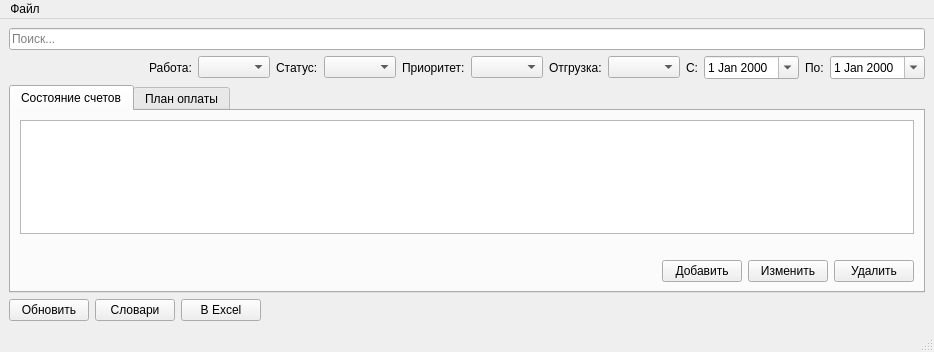
igrekus/billplan, file mainwindow.ui: the form before one commit.
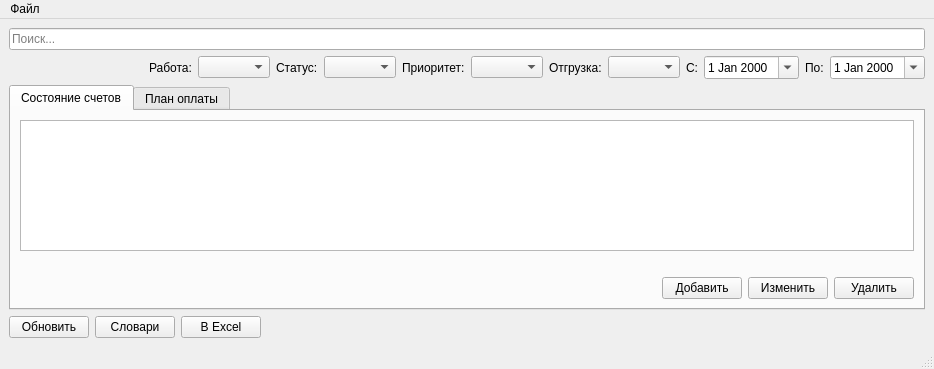
The form after the commit.

The edit to the form file:
```diff
--- a/mainwindow.ui
+++ b/mainwindow.ui
@@ -7,7 +7,7 @@
     <x>0</x>
     <y>0</y>
     <width>934</width>
-    <height>352</height>
+    <height>369</height>
    </rect>
   </property>
   <property name="windowTitle">
```
Left out of the diff: 2 changed lines with no effect on the pictures.
